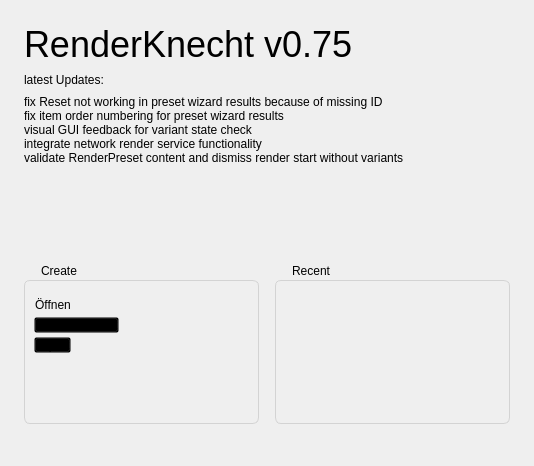
The window that ui/knecht_welcome.ui (tappi287/RenderKnecht2) describes before a commit, drawn with Qt 5.
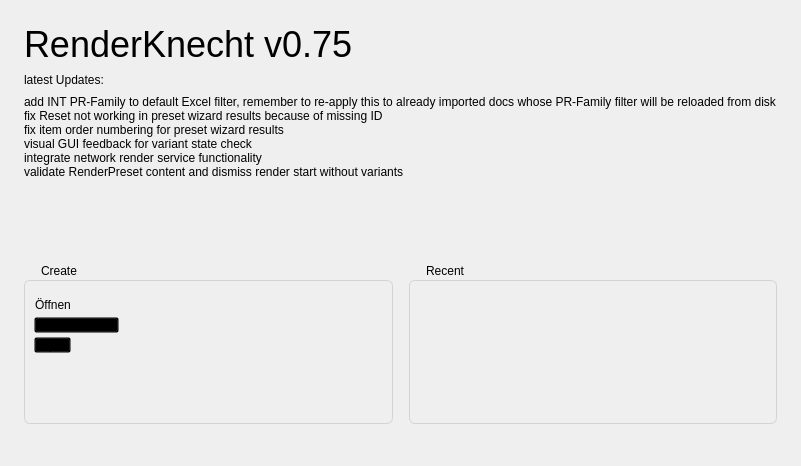
The same window after the commit. Icons and pictures are not drawn.

Commit message: v0.989 add int pr family

```diff
--- a/ui/knecht_welcome.ui
+++ b/ui/knecht_welcome.ui
@@ -111,7 +111,8 @@
      <item>
       <widget class="QLabel" name="news">
        <property name="text">
-        <string>fix Reset not working in preset wizard results because of missing ID&lt;br&gt;
+        <string>add INT PR-Family to default Excel filter, remember to re-apply this to already imported docs whose PR-Family filter will be reloaded from disk&lt;br&gt;
+fix Reset not working in preset wizard results because of missing ID&lt;br&gt;
 fix item order numbering for preset wizard results&lt;br&gt;
 visual GUI feedback for variant state check&lt;br&gt;
 integrate network render service functionality&lt;br&gt;
```
The commit also changes 6 other files.
